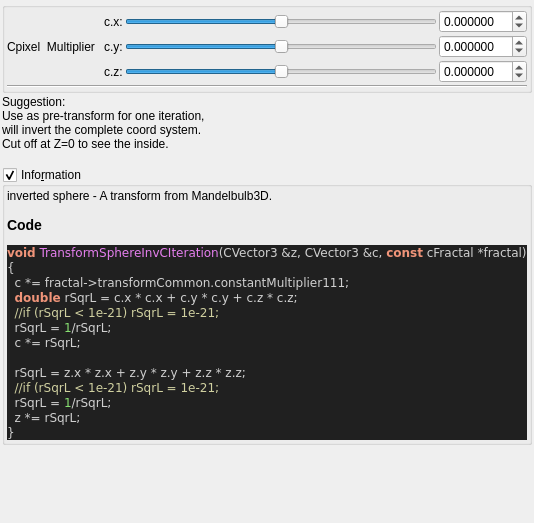
Old version of the form mandelbulber2/qt_data/fractal_transf_sphere_invC.ui in the repository buddhi1980/mandelbulber2.
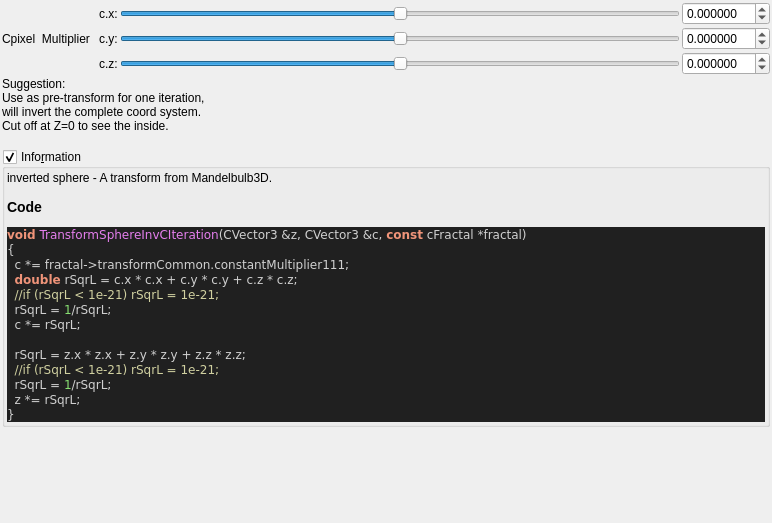
New version of the form. Custom widgets are drawn as their Qt base class.

Commit message: Updating some UI's removing unnecessary groupBoxes

Patch:
```diff
--- a/mandelbulber2/qt_data/fractal_transf_sphere_invC.ui
+++ b/mandelbulber2/qt_data/fractal_transf_sphere_invC.ui
@@ -6,7 +6,7 @@
    <rect>
     <x>0</x>
     <y>0</y>
-    <width>400</width>
+    <width>772</width>
     <height>523</height>
    </rect>
   </property>
@@ -30,33 +30,6 @@
     <number>2</number>
    </property>
    <item>
-    <widget class="QGroupBox" name="groupBox">
-     <property name="toolTip">
-      <string>&lt;html&gt;&lt;head/&gt;&lt;body&gt;&lt;p&gt;&lt;span style=&quot; color:#000000;&quot;&gt;based on SphereInvC  from Mandelbulb3D, &lt;/span&gt;&lt;/p&gt;&lt;/body&gt;&lt;/html&gt;</string>
-     </property>
-     <property name="title">
-      <string/>
-     </property>
-     <property name="checkable">
-      <bool>false</bool>
-     </property>
-     <layout class="QVBoxLayout" name="verticalLayout_25" stretch="0,0">
-      <property name="spacing">
-       <number>2</number>
-      </property>
-      <property name="leftMargin">
-       <number>2</number>
-      </property>
-      <property name="topMargin">
-       <number>2</number>
-      </property>
-      <property name="rightMargin">
-       <number>2</number>
-      </property>
-      <property name="bottomMargin">
-       <number>2</number>
-      </property>
-      <item>
        <layout class="QGridLayout" name="gridLayout_44">
         <property name="spacing">
          <number>2</number>
@@ -249,16 +222,6 @@
          </widget>
         </item>
        </layout>
-      </item>
-      <item>
-       <widget class="Line" name="line_31">
-        <property name="orientation">
-         <enum>Qt::Horizontal</enum>
-        </property>
-       </widget>
-      </item>
-     </layout>
-    </widget>
    </item>
    <item>
     <widget class="QLabel" name="label">
```
Lines whose indentation alone changed are shown as unchanged. The commit also changes 8 other files.
